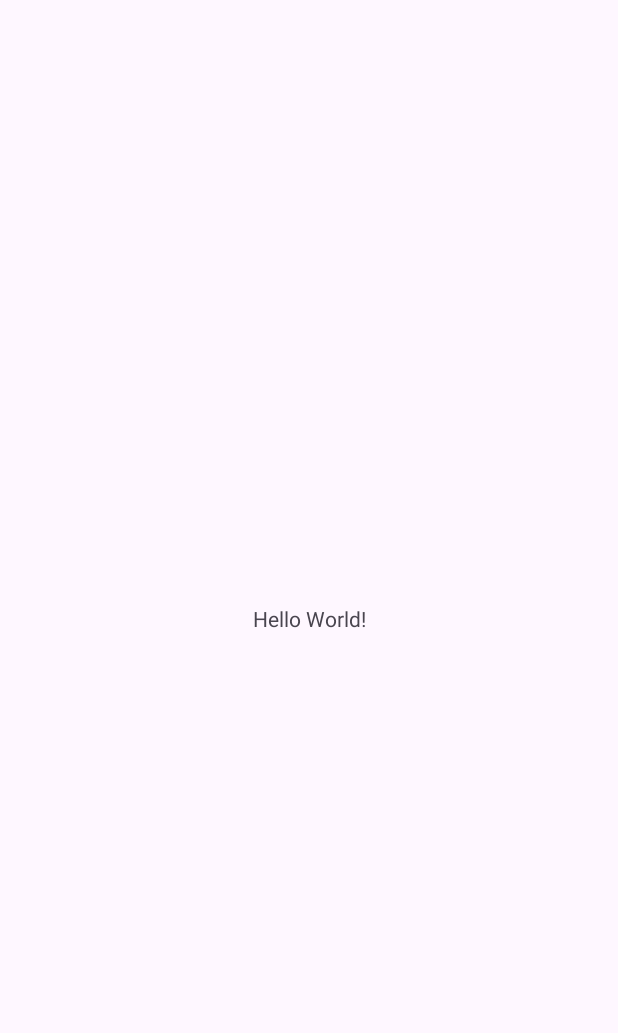
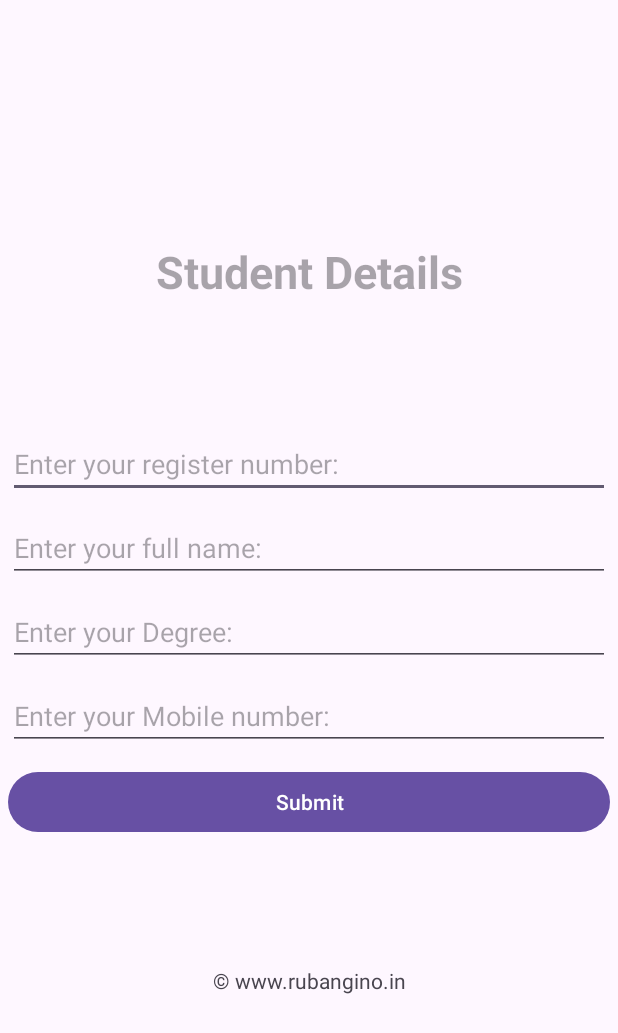
Before and after one commit to Ruban2205/mobile-application-development-android, an Android app: the screen it shows after launch (MainActivity), on a phone screen of 412 x 824 dp. Before the commit the part shown is almost empty. Shown: the top 1033 px of the screen. Run offline under Robolectric (Android 15) with nearby library versions, the phone set to English and light mode, and no system bars.

Commit message:
COMPLTE functions | Material UI Pending

```diff
--- a/2_StudentDatawithIntent/app/src/main/AndroidManifest.xml
+++ b/2_StudentDatawithIntent/app/src/main/AndroidManifest.xml
@@ -13,6 +13,9 @@
         android:theme="@style/Theme.StudentDatawithIntent"
         tools:targetApi="31">
         <activity
+            android:name=".resultActivity"
+            android:exported="false" />
+        <activity
             android:name=".MainActivity"
             android:exported="true">
             <intent-filter>
--- a/2_StudentDatawithIntent/app/src/main/java/in/rubangino/studentdatawithintent/MainActivity.java
+++ b/2_StudentDatawithIntent/app/src/main/java/in/rubangino/studentdatawithintent/MainActivity.java
@@ -2,13 +2,49 @@ package in.rubangino.studentdatawithintent;
 
 import androidx.appcompat.app.AppCompatActivity;
 
+import android.annotation.SuppressLint;
+import android.content.Intent;
 import android.os.Bundle;
+import android.view.View;
+import android.widget.Button;
+import android.widget.EditText;
 
 public class MainActivity extends AppCompatActivity {
 
+    EditText registerNumber, fullName, degree, mobileNumber;
+    Button submitButton;
+
+    @SuppressLint("MissingInflatedId")
     @Override
     protected void onCreate(Bundle savedInstanceState) {
         super.onCreate(savedInstanceState);
         setContentView(R.layout.activity_main);
+
+        registerNumber = findViewById(R.id.regno);
+        fullName = findViewById(R.id.fullname);
+        degree = findViewById(R.id.degree);
+        mobileNumber = findViewById(R.id.ph_number);
+
+        submitButton = findViewById(R.id.submit_button);
+
+        submitButton.setOnClickListener(new View.OnClickListener() {
+            @Override
+            public void onClick(View view) {
+                String regNumber = registerNumber.getText().toString();
+                String fullname = fullName.getText().toString();
+                String deg = degree.getText().toString();
+                String phNumber = mobileNumber.getText().toString();
+
+                Intent intent = new Intent(getApplicationContext(), resultActivity.class);
+
+                intent.putExtra("regno", regNumber);
+                intent.putExtra("fullname", fullname);
+                intent.putExtra("degree", deg);
+                intent.putExtra("phone", phNumber);
+
+                startActivity(intent);
+            }
+        });
+
     }
 }
--- a/2_StudentDatawithIntent/app/src/main/res/layout/activity_main.xml
+++ b/2_StudentDatawithIntent/app/src/main/res/layout/activity_main.xml
@@ -1,18 +1,97 @@
 <?xml version="1.0" encoding="utf-8"?>
-<androidx.constraintlayout.widget.ConstraintLayout xmlns:android="http://schemas.android.com/apk/res/android"
+<LinearLayout xmlns:android="http://schemas.android.com/apk/res/android"
     xmlns:app="http://schemas.android.com/apk/res-auto"
     xmlns:tools="http://schemas.android.com/tools"
     android:layout_width="match_parent"
+    android:orientation="vertical"
+    android:gravity="center"
     android:layout_height="match_parent"
     tools:context=".MainActivity">
 
+    <LinearLayout
+        android:layout_width="match_parent"
+        android:layout_height="wrap_content"
+        android:orientation="vertical"
+        android:gravity="center"
+        android:layout_marginBottom="80dp"
+        >
+
+        <TextView
+            android:layout_width="match_parent"
+            android:layout_height="wrap_content"
+            android:hint="Student Details"
+            android:gravity="center"
+            android:textSize="30sp"
+            android:textStyle="bold"
+            />
+
+    </LinearLayout>
+
+    <LinearLayout
+        android:layout_width="match_parent"
+        android:layout_height="wrap_content"
+        android:orientation="vertical"
+        android:gravity="center">
+
+        <LinearLayout
+            android:layout_width="match_parent"
+            android:layout_height="wrap_content"
+            android:orientation="vertical"
+            android:gravity="center"
+            >
+
+            <EditText
+                android:id="@+id/regno"
+                android:layout_width="match_parent"
+                android:layout_height="wrap_content"
+                android:hint="Enter your register number: "
+                android:inputType="textCapCharacters"
+                android:layout_margin="5dp"
+                />
+
+            <EditText
+                android:id="@+id/fullname"
+                android:layout_width="match_parent"
+                android:layout_height="wrap_content"
+                android:hint="Enter your full name: "
+                android:layout_margin="5dp"
+                />
+
+            <EditText
+                android:id="@+id/degree"
+                android:layout_width="match_parent"
+                android:layout_height="wrap_content"
+                android:hint="Enter your Degree: "
+                android:layout_margin="5dp"
+                />
+
+            <EditText
+                android:id="@+id/ph_number"
+                android:layout_width="match_parent"
+                android:layout_height="wrap_content"
+                android:hint="Enter your Mobile number: "
+                android:layout_margin="5dp"
+                android:inputType="number"
+                />
+
+            <Button
+                android:id="@+id/submit_button"
+                android:layout_width="match_parent"
+                android:layout_height="wrap_content"
+                android:text="Submit"
+                android:layout_margin="5dp"
+                />
+
+        </LinearLayout>
+
+    </LinearLayout>
+
     <TextView
-        android:layout_width="wrap_content"
+        android:layout_width="match_parent"
         android:layout_height="wrap_content"
-        android:text="Hello World!"
-        app:layout_constraintBottom_toBottomOf="parent"
-        app:layout_constraintEnd_toEndOf="parent"
-        app:layout_constraintStart_toStartOf="parent"
-        app:layout_constraintTop_toTopOf="parent" />
+        android:text="© www.rubangino.in"
+        android:layout_marginTop="80dp"
+        android:gravity="center"
+        />
 
-</androidx.constraintlayout.widget.ConstraintLayout>
+</LinearLayout>
```
Also changed, not shown: 2_StudentDatawithIntent/app/src/main/java/in/rubangino/studentdatawithintent/resultActivity.java (added, +35 -0 lines), 2_StudentDatawithIntent/app/src/main/res/layout/activity_result.xml (added, +143 -0 lines).
